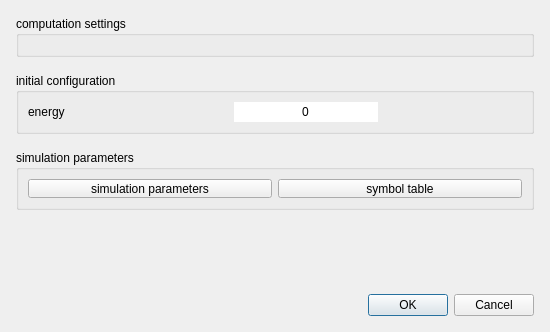
Qt form source/Gui/NewSimulationDialog.ui (chrxh/alien) before a commit.
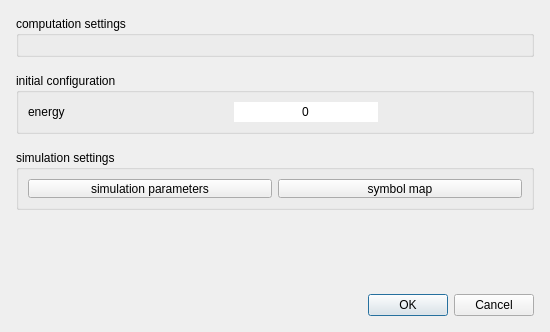
The same form after that commit. Custom widgets are drawn as their Qt base class.

Commit message: + getting started infos finished + some labels renamed

```diff
--- a/source/Gui/NewSimulationDialog.ui
+++ b/source/Gui/NewSimulationDialog.ui
@@ -161,7 +161,7 @@
       </size>
      </property>
      <property name="title">
-      <string>simulation parameters</string>
+      <string>simulation settings</string>
      </property>
      <layout class="QHBoxLayout" name="horizontalLayout_3">
       <item>
@@ -174,7 +174,7 @@
       <item>
        <widget class="QPushButton" name="symbolTableButton">
         <property name="text">
-         <string>symbol table</string>
+         <string>symbol map</string>
         </property>
        </widget>
       </item>
```
The commit also changes 1 other file.
